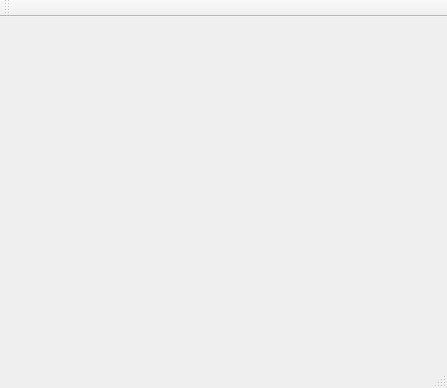
First picture: the form in Covid-19_DataVisualization/mainwindow.ui, repository anmaber/COVID-19_DataVisualization, before the edit.
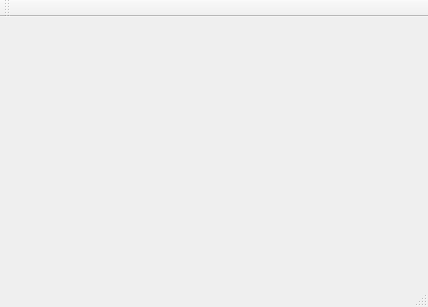
Second picture: the form after the edit.

Patch:
```diff
--- a/Covid-19_DataVisualization/mainwindow.ui
+++ b/Covid-19_DataVisualization/mainwindow.ui
@@ -6,8 +6,8 @@
    <rect>
     <x>0</x>
     <y>0</y>
-    <width>447</width>
-    <height>388</height>
+    <width>428</width>
+    <height>307</height>
    </rect>
   </property>
   <property name="windowTitle">
```
Left out of the diff: 2 changed lines with no effect on the pictures.
